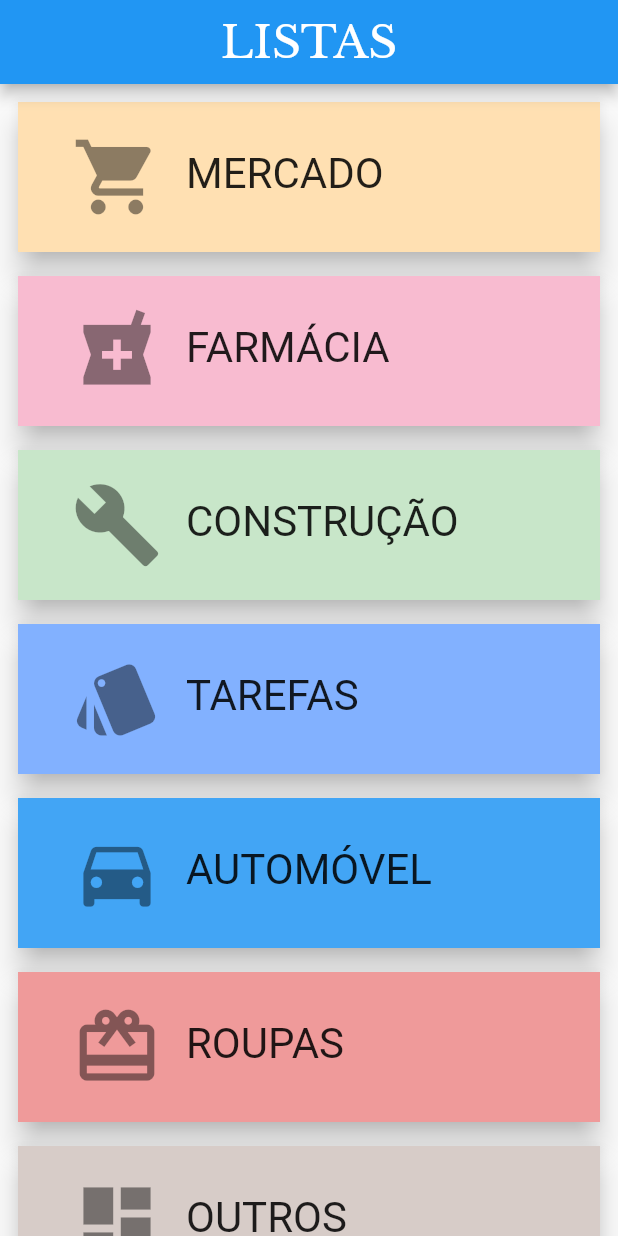
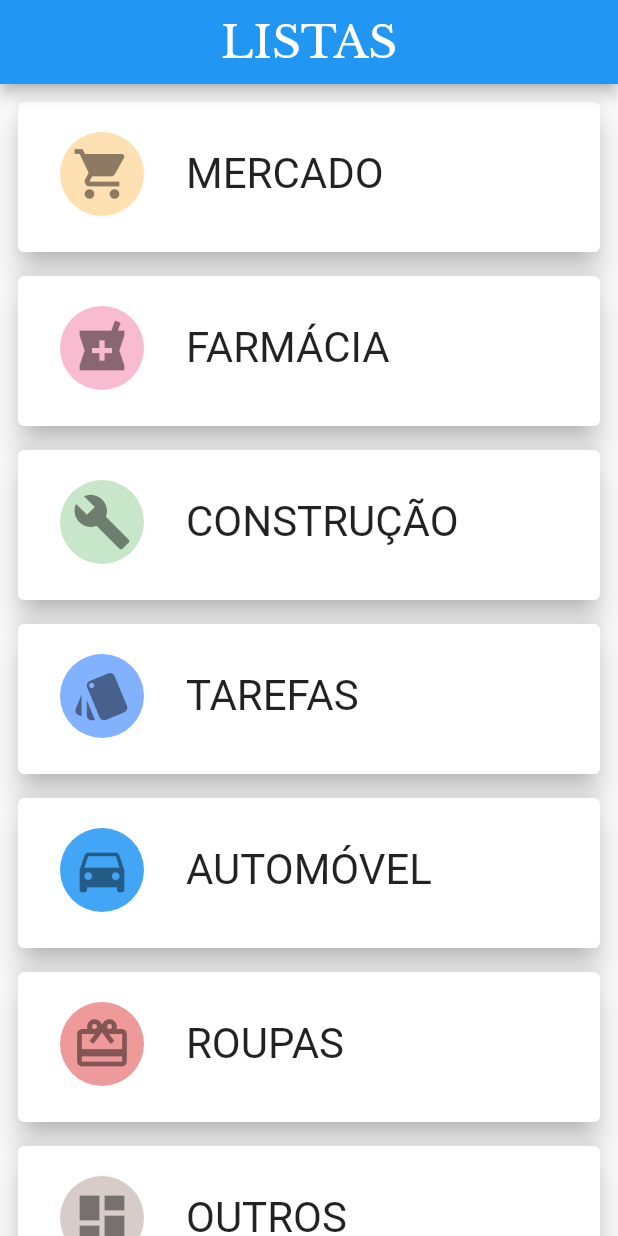
Before and after one commit to silvioagnello/tasks, a Flutter app: the screen it shows after launch, on a phone screen of 412 x 824 dp. Run offline on Flutter 3.47's test engine with Material 2 defaults, Android fonts, the phone set to English and light mode, and no system bars.

Commit message:
menu white with circle icon

```diff
--- a/lib/main.dart
+++ b/lib/main.dart
@@ -55,12 +55,18 @@ class _HomeState extends State<Home> {
         child: Card(
           elevation: 8.0,
           child: Container(
-            color: _categories[idx].color,
+            // color: _categories[idx].color,
             height: 100.0,
             child: Padding(
-              padding: const EdgeInsets.all(20),
+              padding: const EdgeInsets.only(top: 20),
               child: ListTile(
-                leading: Icon(_categories[idx].icon, size: 60.0),
+                leading: Container(
+                  width: 80,
+                  height: 80,
+                  decoration: BoxDecoration(shape: BoxShape.circle,
+                  color: _categories[idx].color),
+                  child: Icon(_categories[idx].icon, size: 40.0),
+                ),
                 title: Text(_categories[idx].name,
                     style: TextStyle(fontSize: 28, color: Colors.black87)),
               ),
```
Lines whose indentation alone changed are shown as unchanged.
